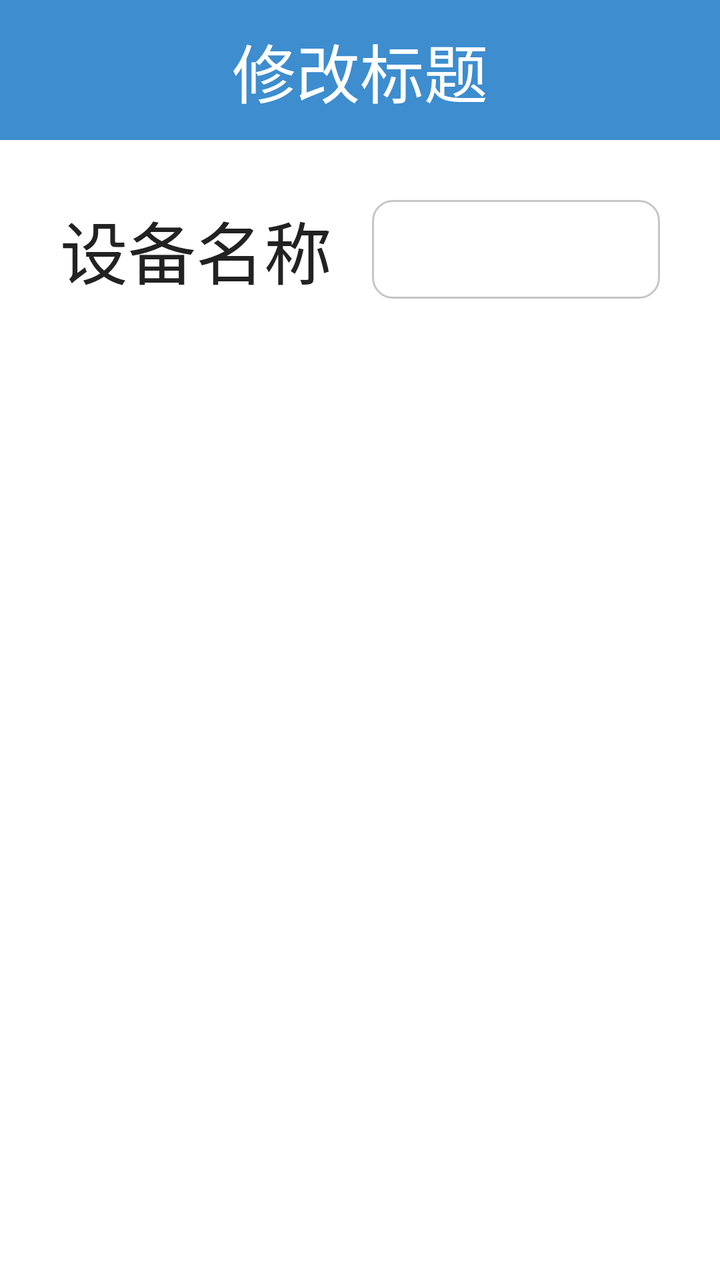
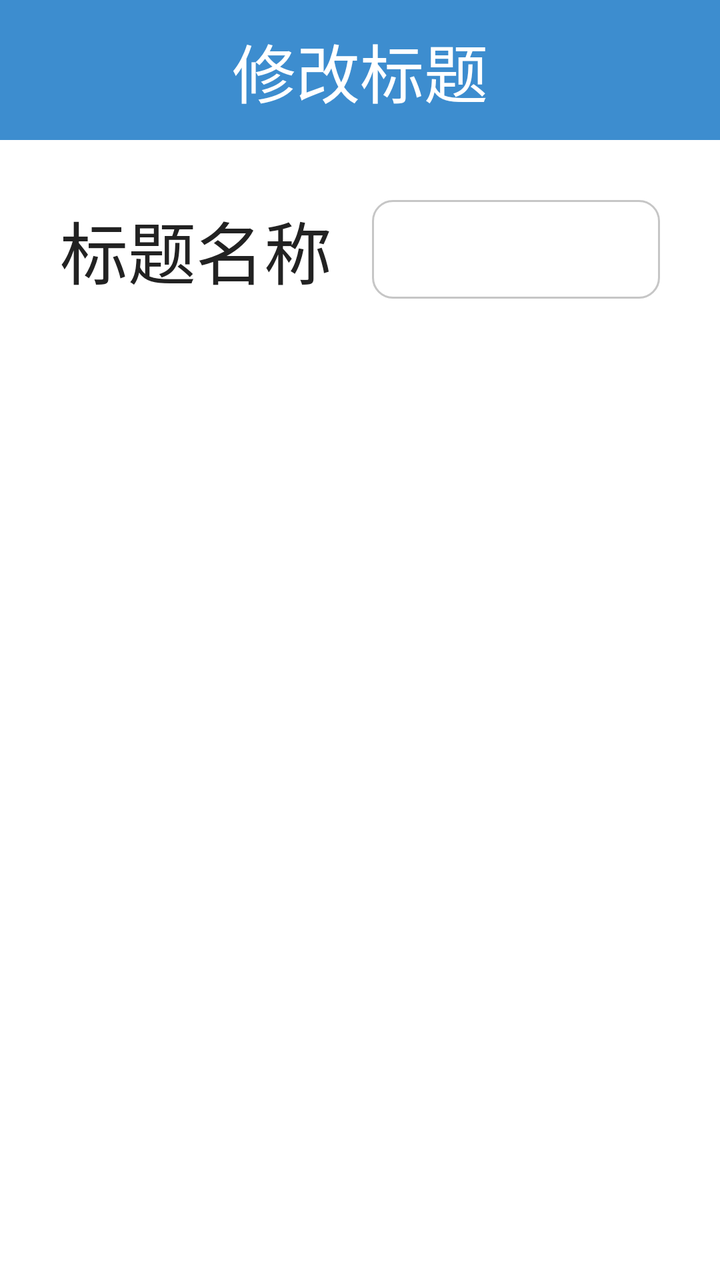

An Android layout rendered at two revisions. The XML below is the earlier revision; the diff shows what the commit changed to produce the second picture.
<!-- AndroidManifest.xml: application theme AppTheme -->
<!-- res/layout/dialog_settitle_layout.xml -->
<?xml version="1.0" encoding="utf-8"?>
<LinearLayout xmlns:android="http://schemas.android.com/apk/res/android"
    android:layout_width="match_parent"
    android:layout_height="match_parent"
    android:background="@color/white"
    android:orientation="vertical">

    <TextView
        android:id="@+id/tv_title"
        android:layout_width="match_parent"
        android:layout_height="70dp"
        android:background="@color/title_color"
        android:gravity="center"
        android:text="修改标题"
        android:textColor="@color/white"
        android:textSize="32sp" />



    <LinearLayout
        android:layout_width="match_parent"
        android:layout_margin="30dp"
        android:gravity="center"
        android:id="@+id/ll_show"
        android:layout_height="wrap_content"
        android:orientation="horizontal">

        <TextView
            android:layout_width="wrap_content"
            android:layout_height="wrap_content"
            android:text="设备名称"
            android:textColor="@color/text_black"
            android:textSize="34sp" />

        <EditText
            android:lines="1"
            android:layout_width="match_parent"
            android:layout_height="wrap_content"
            android:gravity="center_vertical"
            android:id="@+id/et_content"
            android:layout_marginTop="0dp"
            android:layout_marginLeft="20dp"
            style="@style/btnSystemSetting"
            android:textColor="@color/text_black"
            android:textSize="34sp" />
    </LinearLayout>

    <LinearLayout
        android:layout_width="match_parent"
        android:layout_height="wrap_content"
        android:paddingLeft="150dp"
        android:paddingRight="150dp"
        android:orientation="horizontal">

        <Button
            android:id="@+id/btn_save"
            style="@style/BtnBottom"
            android:text="确定" />

        <Button
            android:id="@+id/btn_cancel"
            style="@style/BtnBottom"
            android:text="取消" />
    </LinearLayout>
</LinearLayout>
<!-- resources referenced by this layout -->
<resources>
  <color name="text_black">#222222</color>
  <color name="title_color">#3D8DCF</color>
  <color name="white">#ffffff</color>
  <style name="BtnBottom" parent="android:Widget.Material.Light.Button.Borderless.Small">
          
          <item name="android:textSize">28sp</item>
          <item name="android:textColor">@android:color/white</item>
          <item name="android:background">@drawable/btn_default1</item>
          <item name="android:layout_width">0dp</item>
          <item name="android:layout_marginRight">25dp</item>
          <item name="android:layout_marginLeft">25dp</item>
          <item name="android:layout_height">wrap_content</item>
          <item name="android:layout_weight">1</item>
      </style>
  <style name="btnSystemSetting">
          <item name="android:layout_marginTop">2dp</item>
          <item name="android:background">@drawable/selector_btn_setting</item>
          <item name="android:paddingTop">2dp</item>
          <item name="android:layout_height">wrap_content</item>
          <item name="android:textSize">20sp</item>
          <item name="android:paddingBottom">2dp</item>
      </style>
  <style name="AppTheme" parent="Theme.AppCompat.Light.DarkActionBar">
          
          <item name="android:windowNoTitle">true</item>
          <item name="android:windowFullscreen">true</item>
      </style>
  <!-- drawable btn_default1 (drawable) -->
  <?xml version="1.0" encoding="utf-8"?>
  <selector xmlns:android="http://schemas.android.com/apk/res/android">
      <item android:state_pressed="true" android:drawable="@drawable/btn_blue_selected1"></item>
      <item android:state_pressed="false" android:drawable="@drawable/btn_blue_normal1"></item>
      <item android:drawable="@drawable/btn_blue_normal1"></item>
  </selector>
  <!-- drawable selector_btn_setting (drawable) -->
  <?xml version="1.0" encoding="utf-8"?>
  <selector xmlns:android="http://schemas.android.com/apk/res/android">
  <item android:state_pressed="true" android:drawable="@drawable/btn_bg_state_p"></item>
  <item android:state_pressed="false" android:drawable="@drawable/btn_bg_state_n"></item>
  </selector>
  <!-- drawable btn_blue_selected1: png bitmap (drawable, 444 bytes) -->
  <!-- drawable btn_blue_normal1: png bitmap (drawable, 832 bytes) -->
  <!-- drawable btn_bg_state_p (drawable) -->
  <?xml version="1.0" encoding="utf-8"?>
  <shape xmlns:android="http://schemas.android.com/apk/res/android"
      android:shape="rectangle">
      <stroke
          android:width="1dp"
          android:color="#c6c6c6"></stroke>
      <corners android:radius="10dp"></corners>
      <solid android:color="#bbbbbb"></solid>
  </shape>
  <!-- drawable btn_bg_state_n (drawable) -->
  <?xml version="1.0" encoding="utf-8"?>
  <shape xmlns:android="http://schemas.android.com/apk/res/android"
      android:shape="rectangle">
      <stroke
          android:width="1dp"
          android:color="#c6c6c6"></stroke>
      <corners android:radius="10dp"></corners>
      <solid android:color="@color/white"></solid>
  </shape>
</resources>

<!-- the commit's change to res/layout/dialog_settitle_layout.xml (unified diff, before → after) -->
@@ -28,7 +28,7 @@
         <TextView
             android:layout_width="wrap_content"
             android:layout_height="wrap_content"
-            android:text="设备名称"
+            android:text="标题名称"
             android:textColor="@color/text_black"
             android:textSize="34sp" />
 
